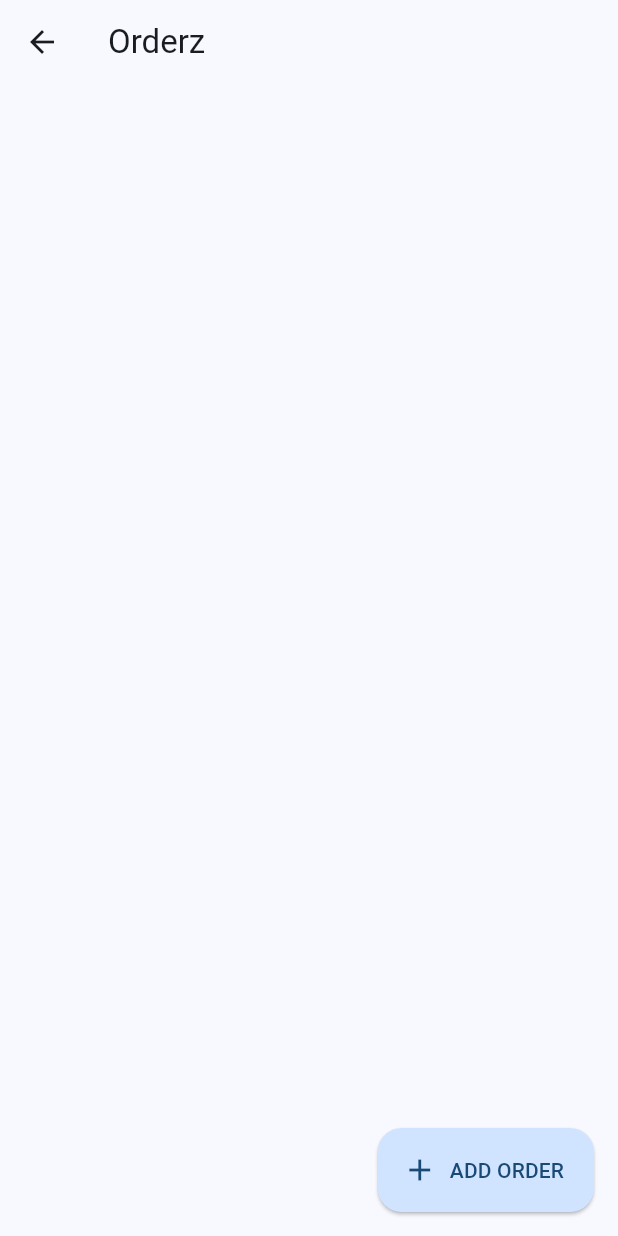
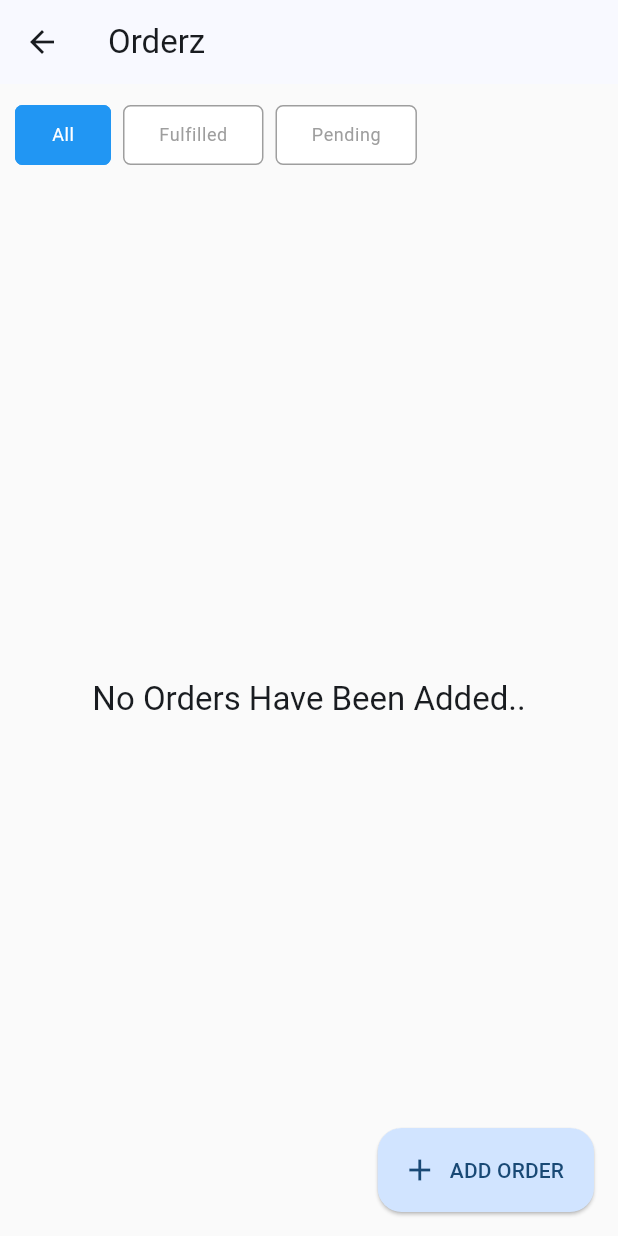
Before and after one commit to Ebenezeroffei/flutter-projects, a Flutter app: the Orderz screen opened by its route, on a phone screen of 412 x 824 dp. Run offline on Flutter 3.47's test engine with Material 3 defaults, Android fonts, the phone set to English and light mode, and no system bars; our stand-ins replace cached_network_image, carousel_slider, dartz, equatable, flutter_dotenv, hive and 4 more; accounts and stored records are empty.

Commit message:
Feat: 🏴 Orderz app complete.

```diff
--- a/lib/core/components/custom_confirm_dialogue.dart
+++ b/lib/core/components/custom_confirm_dialogue.dart
@@ -6,7 +6,7 @@ class CustomConfirmDialogue extends StatelessWidget {
   final VoidCallback onYesResponse;
   final VoidCallback onNoResponse;
 
-  const CustomConfirmDialogue({
+  CustomConfirmDialogue({
     super.key,
     required this.title,
     required this.message,
--- a/lib/core/utils/misc_utils.dart
+++ b/lib/core/utils/misc_utils.dart
@@ -1,4 +1,5 @@
 import 'package:flutter/material.dart';
+import 'package:flutter_projects/orderz/domain/entities/order.dart';
 import 'package:flutter_projects/shopicon/domain/entities/cart.dart';
 import 'package:flutter_projects/shopicon/domain/entities/product.dart';
 import 'package:hive_flutter/adapters.dart';
@@ -8,6 +9,7 @@ class MiscUtils {
     await Hive.initFlutter();
     Hive.registerAdapter(CartAdapter());
     Hive.registerAdapter(ProductAdapter());
+    Hive.registerAdapter(OrderEntityAdapter());
   }
 
   static showSnackBar(BuildContext context, SnackBar snackBar) {
--- a/lib/custom_routes.dart
+++ b/lib/custom_routes.dart
@@ -3,6 +3,7 @@ import 'package:flutter_projects/core/main.dart';
 import 'package:flutter_projects/dog-breeds/main.dart';
 import 'package:flutter_projects/dog-breeds/pages/dog_breed_image.dart';
 import 'package:flutter_projects/dog-breeds/pages/dog_breeds_detail.dart';
+import 'package:flutter_projects/orderz/domain/entities/order.dart';
 import 'package:flutter_projects/orderz/presentation/pages/home/orderz.dart';
 import 'package:flutter_projects/orderz/presentation/pages/order_form/order_form.dart';
 import 'package:flutter_projects/shopicon/domain/entities/product.dart';
@@ -67,7 +68,17 @@ class CustomRoutes {
       case '/orderz':
         return goTo(const Orderz());
       case '/orderz/form':
-        return goTo(OrderForm());
+        OrderEntity? order;
+        bool isEdit = false;
+        if (settings.arguments is Map) {
+          final arguments = settings.arguments as Map;
+          order = arguments['order'];
+          isEdit = arguments['isEdit'] ?? false;
+        }
+        return goTo(OrderForm(
+          isEdit: isEdit,
+          order: order,
+        ));
       default:
         return goTo(errorPage());
     }
--- a/lib/main.dart
+++ b/lib/main.dart
@@ -2,11 +2,14 @@ import 'package:flutter/material.dart';
 import 'package:flutter_dotenv/flutter_dotenv.dart';
 import 'package:flutter_projects/core/utils/misc_utils.dart';
 import 'package:flutter_projects/custom_routes.dart';
+import 'package:flutter_projects/orderz/domain/entities/order.dart';
+import 'package:hive_flutter/adapters.dart';
 import 'package:hooks_riverpod/hooks_riverpod.dart';
 
 void main() async {
   await dotenv.load();
   await MiscUtils.initHive();
+  await Hive.openBox<OrderEntity>('ordersBox');
   runApp(const ProviderScope(child: MyApp()));
 }
 
--- a/lib/orderz/data/repositories/orders_repositories_impl.dart
+++ b/lib/orderz/data/repositories/orders_repositories_impl.dart
@@ -12,17 +12,19 @@ class OrdersRepositoriesImpl implements OrderRepositories {
   Future<Either<Failure, OrderEntity>> addOrder({
     required String name,
     required String contact,
-    required Map<String, int> orderItems,
     required double total,
     required bool isFulfilled,
+    bool isEdit = false,
+    String? itemId,
   }) async {
     try {
       final OrderEntity order = await localDataSource.addOrder(
         name: name,
         contact: contact,
-        orderItems: orderItems,
         total: total,
         isFulfilled: isFulfilled,
+        isEdit: isEdit,
+        itemId: itemId,
       );
       return Right(order);
     } on DeviceException catch (e) {
--- a/lib/orderz/domain/entities/order.dart
+++ b/lib/orderz/domain/entities/order.dart
@@ -2,31 +2,44 @@ import 'package:equatable/equatable.dart';
 import 'package:hive_flutter/adapters.dart';
 import 'package:uuid/uuid.dart';
 
+part 'order.g.dart';
+
 @HiveType(typeId: 3)
 class OrderEntity extends Equatable {
   @HiveField(0)
-  final Uuid id;
+  final String id;
   @HiveField(1)
   final String name;
   @HiveField(2)
   final String contact;
   @HiveField(3)
-  final Map<String, int> orderItems;
+  final double total;
   @HiveField(4)
-  final double total;
-  @HiveField(5)
   final bool isFulfilled;
 
-  OrderEntity(
-      {required this.name,
-      required this.contact,
-      required this.orderItems,
-      required this.isFulfilled,
-      required this.total,
-      id})
-      : id = id ?? const Uuid().v4();
+  OrderEntity({
+    required this.name,
+    required this.contact,
+    required this.isFulfilled,
+    required this.total,
+    id,
+  }) : id = id ?? const Uuid().v4();
+
+  OrderEntity update(
+      {required String name,
+      required String contact,
+      required double total,
+      required bool isFulfilled}) {
+    return OrderEntity(
+      id: id,
+      name: name,
+      contact: contact,
+      isFulfilled: isFulfilled,
+      total: total,
+    );
+  }
 
   @override
   // TODO: implement props
-  List<Object?> get props => [name, contact, orderItems, total, isFulfilled];
+  List<Object?> get props => [name, contact, total, isFulfilled];
 }
--- a/lib/orderz/presentation/pages/home/orderz.dart
+++ b/lib/orderz/presentation/pages/home/orderz.dart
@@ -1,13 +1,84 @@
 import 'package:flutter/material.dart';
+import 'package:flutter_projects/core/extensions/extensions.dart';
+import 'package:flutter_projects/orderz/domain/entities/order.dart';
+import 'package:flutter_projects/orderz/presentation/pages/home/widgets/order_filter.dart';
+import 'package:flutter_projects/orderz/presentation/pages/home/widgets/order_item.dart';
+import 'package:flutter_projects/orderz/presentation/providers/orderz_providers.dart';
+import 'package:hive_flutter/adapters.dart';
+import 'package:hooks_riverpod/hooks_riverpod.dart';
 
-class Orderz extends StatelessWidget {
+class Orderz extends ConsumerWidget {
   const Orderz({super.key});
 
   @override
-  Widget build(BuildContext context) {
+  Widget build(BuildContext context, WidgetRef ref) {
+    final theme = Theme.of(context);
+    final orders = Hive.box<OrderEntity>('ordersBox');
+    final selectedOrderFilter = ref.watch(providerOfSelectedOrderFilter);
+
     return Scaffold(
       appBar: AppBar(
         title: const Text("Orderz"),
+      ),
+      backgroundColor: Colors.grey.shade50,
+      body: ValueListenableBuilder(
+        valueListenable: orders.listenable(),
+        builder: (context, box, _) {
+          List<OrderEntity> data = box.values.toList();
+          switch (selectedOrderFilter) {
+            case OrderFilters.fulfilled:
+              data.retainWhere((element) => element.isFulfilled);
+              break;
+            case OrderFilters.pending:
+              data.retainWhere((element) => !element.isFulfilled);
+              break;
+            default:
+              break;
+          }
+          if (data.isEmpty) {
+            final String noOrderText;
+            switch (selectedOrderFilter) {
+              case OrderFilters.fulfilled:
+                noOrderText = "No Orders Fulfilled";
+                break;
+              case OrderFilters.pending:
+                noOrderText = "No Orders Pending";
+                break;
+              default:
+                noOrderText = "No Orders Have Been Added..";
+                break;
+            }
+
+            return Column(
+              mainAxisSize: MainAxisSize.max,
+              crossAxisAlignment: CrossAxisAlignment.start,
+              children: [
+                const OrderFilter(),
+                Expanded(
+                  child: Center(
+                    child: Text(
+                      noOrderText,
+                      style: theme.textTheme.titleLarge,
+                    ),
+                  ),
+                ),
+              ],
+            ).pad(10);
+          }
+          return CustomScrollView(
+            slivers: [
+              const SliverToBoxAdapter(
+                child: OrderFilter(),
+              ),
+              SliverList(
+                delegate: SliverChildBuilderDelegate((context, index) {
+                  final OrderEntity order = data[index];
+                  return OrderItem(order: order);
+                }, childCount: data.length),
+              )
+            ],
+          ).pad(10);
+        },
       ),
       floatingActionButton: FloatingActionButton.extended(
         onPressed: () async => await Navigator.pushNamed(
--- /dev/null
+++ b/lib/orderz/presentation/pages/home/widgets/order_filter.dart
@@ -0,0 +1,69 @@
+import 'package:flutter/material.dart';
+import 'package:flutter_projects/core/extensions/extensions.dart';
+import 'package:flutter_projects/orderz/presentation/providers/orderz_providers.dart';
+import 'package:hooks_riverpod/hooks_riverpod.dart';
+
+class OrderFilterItem extends ConsumerWidget {
+  final String name;
+  final OrderFilters filter;
+
+  const OrderFilterItem({super.key, required this.name, required this.filter});
+
+  @override
+  Widget build(BuildContext context, WidgetRef ref) {
+    final theme = Theme.of(context);
+    final selectedOrderFilter = ref.watch(providerOfSelectedOrderFilter);
+    final bool isSelected = selectedOrderFilter == filter;
+
+    return OutlinedButton(
+      onPressed: () =>
+          ref.read(providerOfSelectedOrderFilter.notifier).state = filter,
+      style: OutlinedButton.styleFrom(
+        elevation: 0,
+        backgroundColor: isSelected ? Colors.blue : Colors.white,
+        shape: const RoundedRectangleBorder(
+          borderRadius: BorderRadius.all(
+            Radius.circular(5),
+          ),
+        ),
+        side: BorderSide(
+          color: isSelected ? Colors.blue : Colors.grey.shade500,
+        ),
+      ),
+      child: Text(
+        name,
+        style: theme.textTheme.bodySmall?.copyWith(
+          color: isSelected ? Colors.white : Colors.grey,
+        ),
+      ),
+    ).padR(8);
+  }
+}
+
+class OrderFilter extends StatelessWidget {
+  const OrderFilter({super.key});
+
+  @override
+  Widget build(BuildContext context) {
+    return SingleChildScrollView(
+      scrollDirection: Axis.horizontal,
+      physics: const BouncingScrollPhysics(),
+      child: const Row(
+        children: [
+          OrderFilterItem(
+            name: "All",
+            filter: OrderFilters.all,
+          ),
+          OrderFilterItem(
+            name: "Fulfilled",
+            filter: OrderFilters.fulfilled,
+          ),
+          OrderFilterItem(
+            name: "Pending",
+            filter: OrderFilters.pending,
+          ),
+        ],
+      ).padB(5),
+    );
+  }
+}
--- /dev/null
+++ b/lib/orderz/presentation/providers/orderz_providers.dart
@@ -0,0 +1,7 @@
+import 'package:hooks_riverpod/hooks_riverpod.dart';
+
+enum OrderFilters { all, fulfilled, pending }
+
+final providerOfSelectedOrderFilter = StateProvider<OrderFilters>(
+  (ref) => OrderFilters.all,
+);
--- a/pubspec.yaml
+++ b/pubspec.yaml
@@ -49,6 +49,7 @@ dependencies:
   hive_generator: ^2.0.1
   carousel_slider: ^4.2.1
   uuid: ^4.4.0
+  toastification: ^2.0.0
 
 dev_dependencies:
   flutter_test:
```
Also changed, not shown: lib/core/main.dart (+4 -4 lines), lib/orderz/data/datasources/orders_local_data_source.dart (+26 -6 lines), lib/orderz/domain/repositories/order_repositories.dart (+7 -7 lines), lib/orderz/domain/usecases/add_order.dart (+6 -7 lines), lib/orderz/presentation/pages/home/widgets/order_item.dart (added, +103 -0 lines), lib/orderz/presentation/pages/order_form/order_form.dart (+59 -13 lines), lib/orderz/presentation/pages/order_form/widgets/item_form.dart (deleted, +0 -46 lines), lib/orderz/domain/entities/order.g.dart (added), pubspec.lock.
